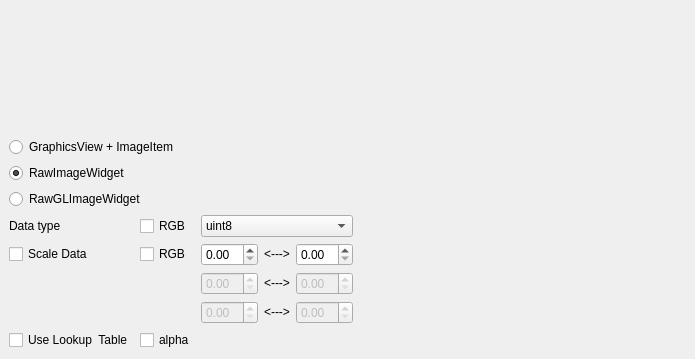
pyqtgraph/pyqtgraph, file examples/VideoTemplate.ui: the form before one commit; both pictures show x 0 to 695 and y 439 to 798 of the 695 by 798 pixel window.
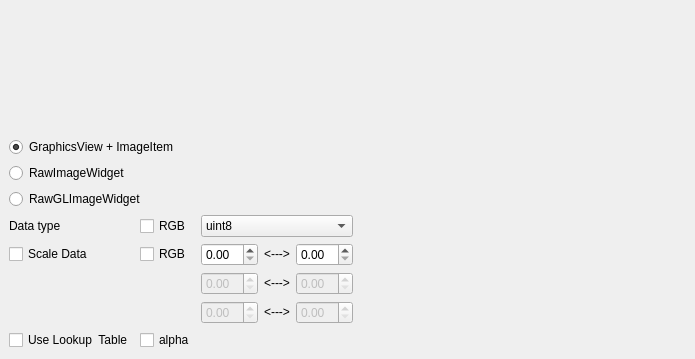
The form after the commit. Custom widgets are drawn as their Qt base class.

```diff
--- a/examples/VideoTemplate.ui
+++ b/examples/VideoTemplate.ui
@@ -22,9 +22,6 @@
         <property name="text">
          <string>RawImageWidget</string>
         </property>
-        <property name="checked">
-         <bool>true</bool>
-        </property>
        </widget>
       </item>
       <item row="2" column="0">
@@ -32,6 +29,9 @@
         <property name="text">
          <string>GraphicsView + ImageItem</string>
         </property>
+        <property name="checked">
+         <bool>true</bool>
+        </property>
        </widget>
       </item>
       <item row="0" column="0">
```
Left out of the diff: 2 changed lines with no effect on the pictures.
